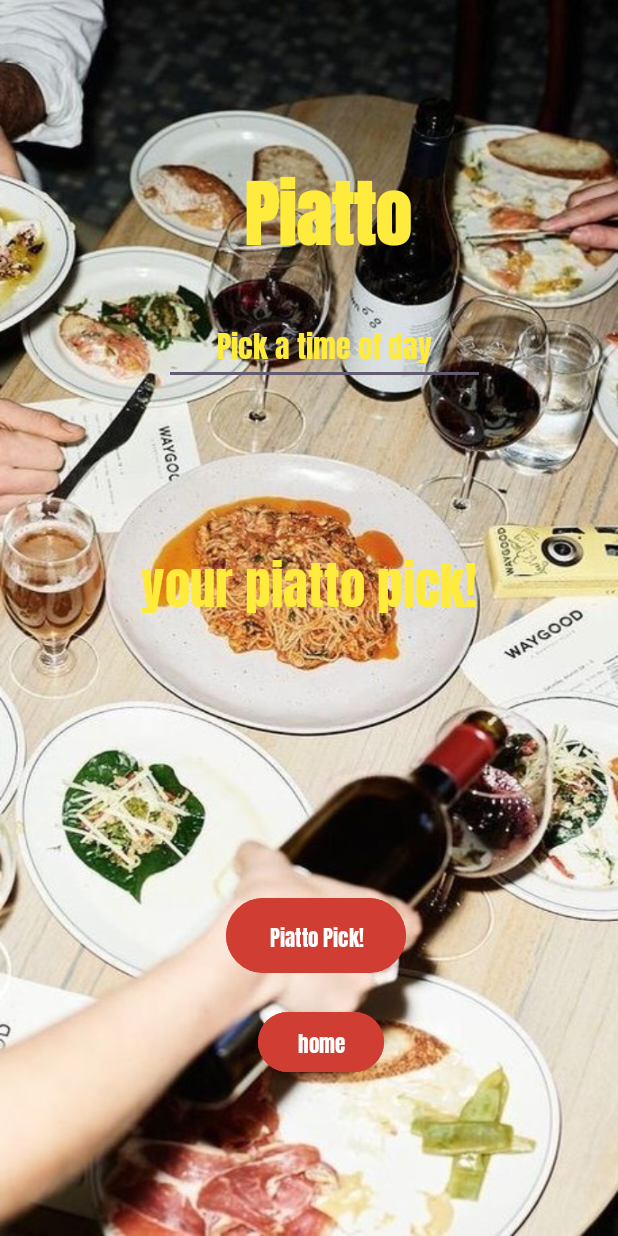
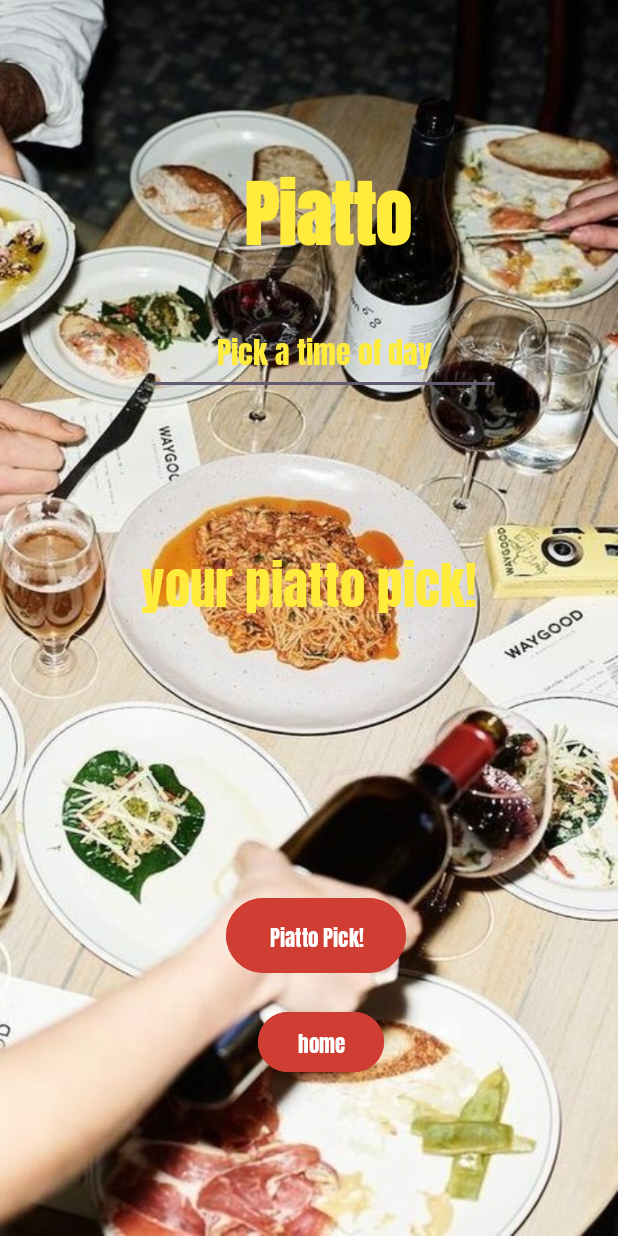
Before and after one commit to ST10466818/Assignment_1_Piatto, an Android app: the screen it shows after launch (MainActivity), on a phone screen of 412 x 824 dp. Run offline under Robolectric (Android 15) with nearby library versions, the phone set to English and light mode, and no system bars.

Commit message:
made changes to text

```diff
--- a/app/src/main/res/layout/activity_main.xml
+++ b/app/src/main/res/layout/activity_main.xml
@@ -30,8 +30,8 @@
 
     <EditText
         android:id="@+id/editTextTOD"
-        android:layout_width="214dp"
-        android:layout_height="48dp"
+        android:layout_width="236dp"
+        android:layout_height="61dp"
         android:layout_marginStart="111dp"
         android:layout_marginTop="163dp"
         android:layout_marginEnd="91dp"
```
